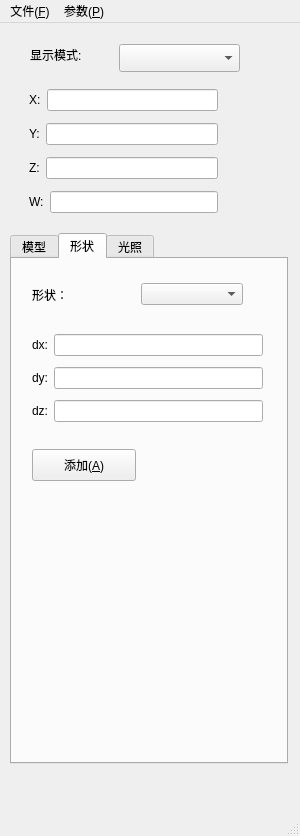
First picture: the form in ui/parbar.ui, repository wkcn/3dviewer, before the edit.
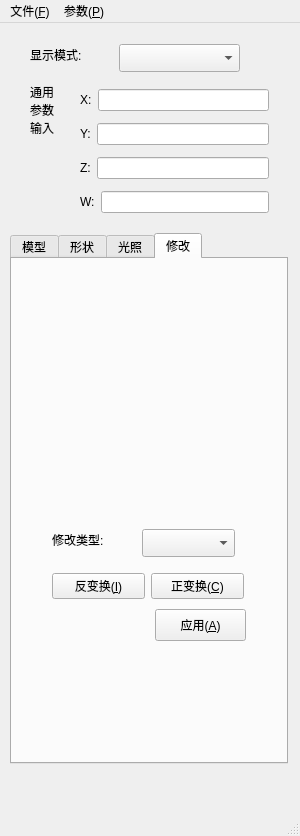
Second picture: the form after the edit.

Commit message: 添加局部矩阵变换

The edit to the form file:
```diff
--- a/ui/parbar.ui
+++ b/ui/parbar.ui
@@ -24,7 +24,7 @@
      </rect>
     </property>
     <property name="currentIndex">
-     <number>1</number>
+     <number>3</number>
     </property>
     <widget class="QWidget" name="tab">
      <attribute name="title">
@@ -225,11 +225,101 @@
       </layout>
      </widget>
     </widget>
+    <widget class="QWidget" name="tab_4">
+     <attribute name="title">
+      <string>修改</string>
+     </attribute>
+     <widget class="QWidget" name="widget_mat" native="true">
+      <property name="geometry">
+       <rect>
+        <x>30</x>
+        <y>50</y>
+        <width>200</width>
+        <height>200</height>
+       </rect>
+      </property>
+     </widget>
+     <widget class="QLabel" name="label_fix_name">
+      <property name="geometry">
+       <rect>
+        <x>10</x>
+        <y>10</y>
+        <width>251</width>
+        <height>22</height>
+       </rect>
+      </property>
+      <property name="text">
+       <string/>
+      </property>
+     </widget>
+     <widget class="QComboBox" name="comboBox_fix">
+      <property name="geometry">
+       <rect>
+        <x>130</x>
+        <y>270</y>
+        <width>93</width>
+        <height>28</height>
+       </rect>
+      </property>
+     </widget>
+     <widget class="QLabel" name="label_11">
+      <property name="geometry">
+       <rect>
+        <x>40</x>
+        <y>270</y>
+        <width>83</width>
+        <height>22</height>
+       </rect>
+      </property>
+      <property name="text">
+       <string>修改类型:</string>
+      </property>
+     </widget>
+     <widget class="QPushButton" name="btn_fix_apply">
+      <property name="geometry">
+       <rect>
+        <x>143</x>
+        <y>350</y>
+        <width>91</width>
+        <height>32</height>
+       </rect>
+      </property>
+      <property name="text">
+       <string>应用(&amp;A)</string>
+      </property>
+     </widget>
+     <widget class="QWidget" name="layoutWidget">
+      <property name="geometry">
+       <rect>
+        <x>40</x>
+        <y>310</y>
+        <width>192</width>
+        <height>34</height>
+       </rect>
+      </property>
+      <layout class="QHBoxLayout" name="horizontalLayout">
+       <item>
+        <widget class="QPushButton" name="btn_ichange">
+         <property name="text">
+          <string>反变换(&amp;I)</string>
+         </property>
+        </widget>
+       </item>
+       <item>
+        <widget class="QPushButton" name="btn_change">
+         <property name="text">
+          <string>正变换(&amp;C)</string>
+         </property>
+        </widget>
+       </item>
+      </layout>
+     </widget>
+    </widget>
    </widget>
    <widget class="QWidget" name="layoutWidget">
     <property name="geometry">
      <rect>
-      <x>29</x>
+      <x>80</x>
       <y>60</y>
       <width>189</width>
       <height>140</height>
@@ -317,6 +407,25 @@
      <string>显示模式:</string>
     </property>
    </widget>
+   <widget class="QLabel" name="label_12">
+    <property name="geometry">
+     <rect>
+      <x>30</x>
+      <y>60</y>
+      <width>31</width>
+      <height>151</height>
+     </rect>
+    </property>
+    <property name="text">
+     <string>通用参数输入</string>
+    </property>
+    <property name="alignment">
+     <set>Qt::AlignLeading|Qt::AlignLeft|Qt::AlignTop</set>
+    </property>
+    <property name="wordWrap">
+     <bool>true</bool>
+    </property>
+   </widget>
   </widget>
   <widget class="QMenuBar" name="menubar">
    <property name="geometry">
```
The commit also changes 3 other files.
